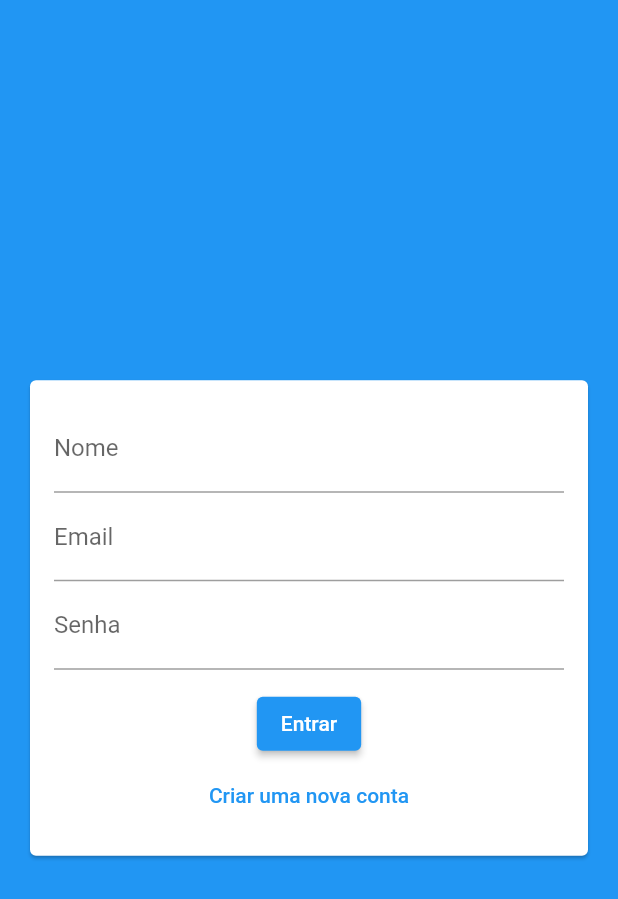
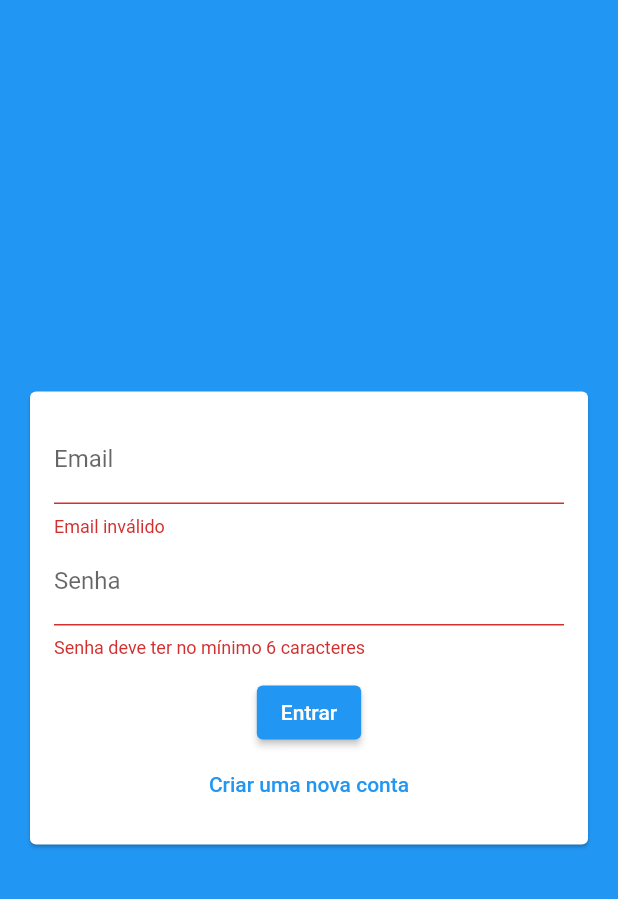
Before and after one commit to diasGustaavo/chat_app, a Flutter app: the screen it shows after launch, after a tap on "Entrar", on a phone screen of 412 x 824 dp. Shown: the top 899 px of the screen. Run offline on Flutter 3.47's test engine with Material 2 defaults, Android fonts, the phone set to English and light mode, and no system bars; our stand-ins replace image_picker.

Commit message:
update auth_page

```diff
--- a/lib/components/auth_form.dart
+++ b/lib/components/auth_form.dart
@@ -1,7 +1,47 @@
+import 'dart:io';
+
+import 'package:chat_app/components/user_image_picker.dart';
+import 'package:chat_app/models/auth_form_data.dart';
 import 'package:flutter/material.dart';
 
-class AuthForm extends StatelessWidget {
-  const AuthForm({super.key});
+class AuthForm extends StatefulWidget {
+  final void Function(AuthFormData) onSubmit;
+  const AuthForm({
+    super.key,
+    required this.onSubmit,
+  });
+
+  @override
+  State<AuthForm> createState() => _AuthFormState();
+}
+
+class _AuthFormState extends State<AuthForm> {
+  final _formKey = GlobalKey<FormState>();
+  final _formData = AuthFormData();
+
+  void _handleImagePick(File image) {
+    _formData.image = image;
+  }
+
+  void _showError(String msg) {
+    ScaffoldMessenger.of(context).showSnackBar(
+      SnackBar(
+        content: Text(msg),
+        backgroundColor: Theme.of(context).errorColor,
+      ),
+    );
+  }
+
+  void _submit() {
+    final isValid = _formKey.currentState?.validate() ?? false;
+    if (!isValid) return;
+
+    if (_formData.image == null && _formData.isSignup) {
+      return _showError('Imagem não selecionada!');
+    }
+
+    widget.onSubmit(_formData);
+  }
 
   @override
   Widget build(BuildContext context) {
@@ -10,26 +50,68 @@ class AuthForm extends StatelessWidget {
       child: Padding(
         padding: const EdgeInsets.all(16),
         child: Form(
+          key: _formKey,
           child: Column(
             children: [
+              if (_formData.isSignup)
+                UserImagePicker(
+                  onImagePick: _handleImagePick,
+                ),
+              if (_formData.isSignup)
+                TextFormField(
+                  key: ValueKey('name'),
+                  initialValue: _formData.name,
+                  onChanged: (name) => _formData.name = name,
+                  decoration: InputDecoration(labelText: 'Nome'),
+                  validator: (_name) {
+                    final name = _name ?? '';
+                    if (name.trim().length < 5) {
+                      return 'Nome deve ter no mínimo 5 caracteres';
+                    }
+                    return null;
+                  },
+                ),
               TextFormField(
-                decoration: InputDecoration(labelText: 'Nome'),
+                key: ValueKey('email'),
+                initialValue: _formData.email,
+                onChanged: (email) => _formData.email = email,
+                decoration: InputDecoration(labelText: 'Email'),
+                validator: (_email) {
+                  final email = _email ?? '';
+                  if (!email.contains('@')) {
+                    return 'Email inválido';
+                  }
+                  return null;
+                },
               ),
               TextFormField(
-                decoration: InputDecoration(labelText: 'Email'),
-              ),
-              TextFormField(
+                key: ValueKey('password'),
+                initialValue: _formData.password,
+                onChanged: (password) => _formData.password = password,
                 obscureText: true,
                 decoration: InputDecoration(labelText: 'Senha'),
+                validator: (_password) {
+                  final password = _password ?? '';
+                  if (password.length < 6) {
+                    return 'Senha deve ter no mínimo 6 caracteres';
+                  }
+                  return null;
+                },
               ),
               SizedBox(height: 12),
               ElevatedButton(
-                onPressed: () {},
-                child: Text('Entrar'),
+                onPressed: _submit,
+                child: Text(_formData.isLogin ? 'Entrar' : 'Cadastrar'),
               ),
               TextButton(
-                onPressed: () {},
-                child: Text('Criar uma nova conta'),
+                onPressed: () {
+                  setState(() {
+                    _formData.toggleAuthMode();
+                  });
+                },
+                child: Text(_formData.isLogin
+                    ? 'Criar uma nova conta'
+                    : 'Já possui conta?'),
               ),
             ],
           ),
--- /dev/null
+++ b/lib/models/auth_form_data.dart
@@ -0,0 +1,23 @@
+import 'dart:io';
+
+enum AuthMode { Signup, Login }
+
+class AuthFormData {
+  String name = '';
+  String email = '';
+  String password = '';
+  File? image;
+  AuthMode _mode = AuthMode.Login;
+
+  bool get isLogin {
+    return _mode == AuthMode.Login;
+  }
+
+  bool get isSignup {
+    return _mode == AuthMode.Signup;
+  }
+
+  void toggleAuthMode() {
+    _mode = isLogin ? AuthMode.Signup : AuthMode.Login;
+  }
+}
--- a/lib/pages/auth_page.dart
+++ b/lib/pages/auth_page.dart
@@ -1,17 +1,44 @@
 import 'package:chat_app/components/auth_form.dart';
+import 'package:chat_app/models/auth_form_data.dart';
 import 'package:flutter/material.dart';
 
-class AuthPage extends StatelessWidget {
+class AuthPage extends StatefulWidget {
   const AuthPage({super.key});
+
+  @override
+  State<AuthPage> createState() => _AuthPageState();
+}
+
+class _AuthPageState extends State<AuthPage> {
+  bool _isLoading = false;
+
+  void _handleSubmit(AuthFormData formData) {
+    setState(() => _isLoading = true);
+
+    setState(() => _isLoading = false);
+  }
 
   @override
   Widget build(BuildContext context) {
     return Scaffold(
       backgroundColor: Theme.of(context).primaryColor,
-      body: Center(
-        child: SingleChildScrollView(
-          child: AuthForm(),
-        ),
+      body: Stack(
+        children: [
+          Center(
+            child: SingleChildScrollView(
+              child: AuthForm(onSubmit: _handleSubmit),
+            ),
+          ),
+          if (_isLoading)
+            Container(
+              decoration: BoxDecoration(
+                color: Color.fromRGBO(0, 0, 0, 0.5),
+              ),
+              child: Center(
+                child: CircularProgressIndicator(),
+              ),
+            )
+        ],
       ),
     );
   }
--- a/lib/pages/loading_page.dart
+++ b/lib/pages/loading_page.dart
@@ -11,10 +11,10 @@ class LoadingPage extends StatelessWidget {
         child: Column(
           mainAxisAlignment: MainAxisAlignment.center,
           children: [
-            CircularProgressIndicator(
+            const CircularProgressIndicator(
               backgroundColor: Colors.white,
             ),
-            SizedBox(height: 10),
+            const SizedBox(height: 10),
             Text(
               'Carregando...',
               style: TextStyle(
--- a/pubspec.yaml
+++ b/pubspec.yaml
@@ -36,6 +36,7 @@ dependencies:
   # The following adds the Cupertino Icons font to your application.
   # Use with the CupertinoIcons class for iOS style icons.
   cupertino_icons: ^1.0.2
+  image_picker: ^0.8.5+3
 
 dev_dependencies:
   flutter_test:
```
Also changed, not shown: lib/components/user_image_picker.dart (added, +56 -0 lines), 1 other file.
